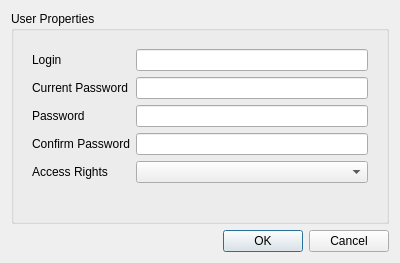
Above: client/src/ui/dialogs/user_settings_dialog.ui from networkoptix/nx_open before the change. Below: the same form after it.
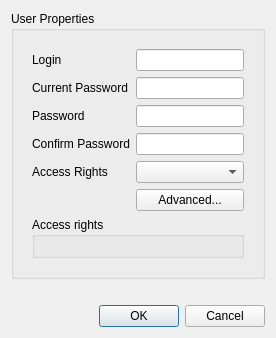
That is the form after the change.

Commit message:
Replaced with current default (f06ee951fb24).
<==== Mercurial data ====>
Branch: stable

What changed in the file:
```diff
--- a/client/src/ui/dialogs/user_settings_dialog.ui
+++ b/client/src/ui/dialogs/user_settings_dialog.ui
@@ -6,22 +6,48 @@
    <rect>
     <x>0</x>
     <y>0</y>
-    <width>400</width>
-    <height>227</height>
+    <width>294</width>
+    <height>317</height>
    </rect>
   </property>
+  <property name="sizePolicy">
+   <sizepolicy hsizetype="Preferred" vsizetype="Fixed">
+    <horstretch>0</horstretch>
+    <verstretch>0</verstretch>
+   </sizepolicy>
+  </property>
   <property name="windowTitle">
    <string>Create New User</string>
   </property>
   <layout class="QVBoxLayout" name="verticalLayout">
+   <property name="sizeConstraint">
+    <enum>QLayout::SetFixedSize</enum>
+   </property>
+   <item>
+    <layout class="QVBoxLayout" name="dialogLayout">
+     <property name="sizeConstraint">
+      <enum>QLayout::SetFixedSize</enum>
+     </property>
    <item>
     <widget class="QGroupBox" name="groupBox">
+       <property name="sizePolicy">
+        <sizepolicy hsizetype="Preferred" vsizetype="Fixed">
+         <horstretch>0</horstretch>
+         <verstretch>0</verstretch>
+        </sizepolicy>
+       </property>
      <property name="title">
       <string>User Properties</string>
      </property>
      <layout class="QVBoxLayout" name="verticalLayout_2">
       <item>
        <widget class="QWidget" name="widget" native="true">
+          <property name="sizePolicy">
+           <sizepolicy hsizetype="Preferred" vsizetype="Fixed">
+            <horstretch>0</horstretch>
+            <verstretch>0</verstretch>
+           </sizepolicy>
+          </property>
         <layout class="QGridLayout" name="gridLayout">
          <item row="0" column="0">
           <widget class="QLabel" name="loginLabel">
@@ -91,24 +117,41 @@
            </property>
           </widget>
          </item>
-        </layout>
-       </widget>
-      </item>
-      <item>
-       <spacer name="verticalSpacer">
-        <property name="orientation">
-         <enum>Qt::Vertical</enum>
-        </property>
-        <property name="sizeHint" stdset="0">
-         <size>
-          <width>20</width>
-          <height>40</height>
-         </size>
-        </property>
-       </spacer>
+           <item row="6" column="0" colspan="2">
+            <widget class="QGroupBox" name="accessRightsGroupbox">
+             <property name="title">
+              <string>Access rights</string>
+             </property>
+             <layout class="QVBoxLayout" name="verticalLayout_3"/>
+            </widget>
+           </item>
+           <item row="5" column="1">
+            <widget class="QPushButton" name="advancedButton">
+             <property name="text">
+              <string>Advanced...</string>
+             </property>
+             <property name="checkable">
+              <bool>true</bool>
+             </property>
+             <property name="autoDefault">
+              <bool>false</bool>
+             </property>
+            </widget>
+           </item>
+          </layout>
+         </widget>
+        </item>
+       </layout>
+      </widget>
       </item>
       <item>
        <widget class="QLabel" name="hintLabel">
+       <property name="sizePolicy">
+        <sizepolicy hsizetype="Preferred" vsizetype="Fixed">
+         <horstretch>0</horstretch>
+         <verstretch>0</verstretch>
+        </sizepolicy>
+       </property>
         <property name="text">
          <string/>
         </property>
@@ -117,9 +160,6 @@
         </property>
        </widget>
       </item>
-     </layout>
-    </widget>
-   </item>
    <item>
     <widget class="QDialogButtonBox" name="buttonBox">
      <property name="orientation">
@@ -129,6 +169,8 @@
       <set>QDialogButtonBox::Cancel|QDialogButtonBox::Ok</set>
      </property>
     </widget>
+     </item>
+    </layout>
    </item>
   </layout>
  </widget>
```
Lines whose indentation alone changed are shown as unchanged. The commit also changes 1041 other files.
